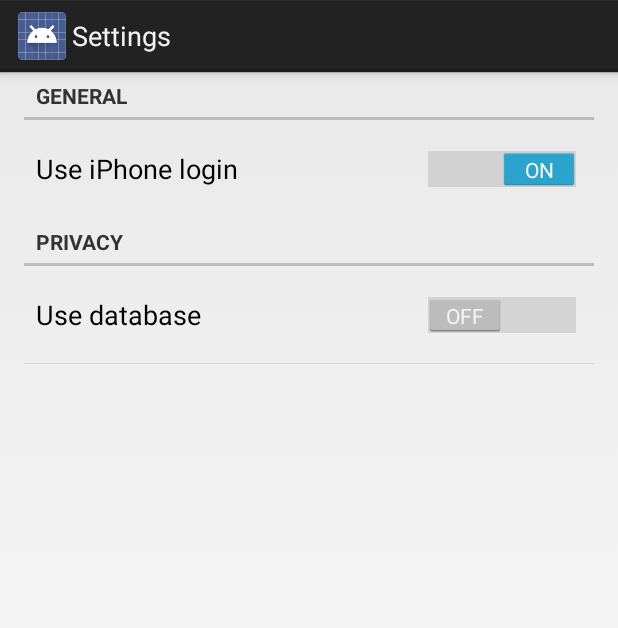
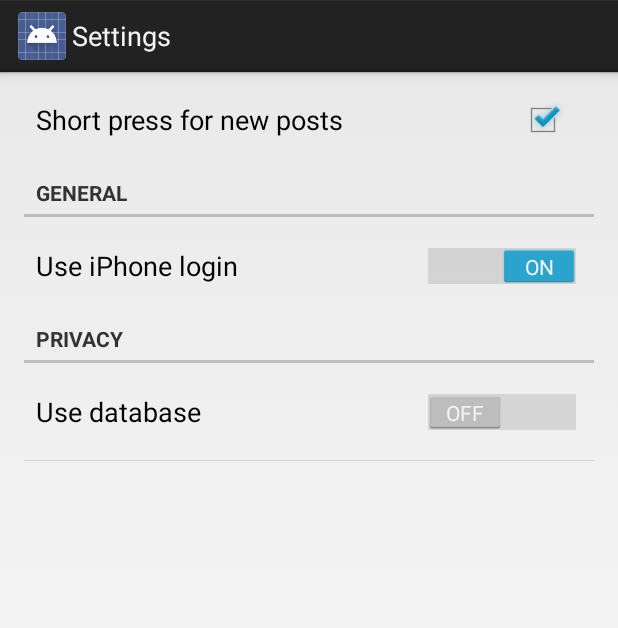
Before and after one commit to mitchross/LLr, an Android app: the SettingsActivity screen opened directly, with no data from a screen before it, on a phone screen of 412 x 824 dp. Shown: the top 628 px of the screen. Run offline under Robolectric (Android 15) with nearby library versions, the phone set to English and light mode, and no system bars.

```diff
--- a/app/src/main/java/com/HyperStandard/llr/app/Activity/LoginScreen.java
+++ b/app/src/main/java/com/HyperStandard/llr/app/Activity/LoginScreen.java
@@ -49,7 +49,7 @@ import static com.HyperStandard.llr.app.R.id.loginspinner;
  */
 public class LoginScreen extends BaseActivity
 {
-	private final static String mTag = "LLr -> LoginScreen";
+	private final static String mTag = "LLr -> (LoginScreen)";
 
 	@InjectView(R.id.username)
 	protected EditText userNameEditText;
--- a/app/src/main/java/com/HyperStandard/llr/app/Activity/SettingsActivity.java
+++ b/app/src/main/java/com/HyperStandard/llr/app/Activity/SettingsActivity.java
@@ -52,6 +52,7 @@ public class SettingsActivity extends PreferenceActivity
 		{
 			super.onCreate( savedInstanceState );
 			getPreferenceManager().setSharedPreferencesName( getString( R.string.pref_name ) );
+			addPreferencesFromResource( R.xml.pref_links );
 			addPreferencesFromResource( R.xml.pref_general );
 			addPreferencesFromResource( R.xml.pref_privacy );
 		}
--- a/app/src/main/java/com/HyperStandard/llr/app/Navigation/NavigationAdapter.java
+++ b/app/src/main/java/com/HyperStandard/llr/app/Navigation/NavigationAdapter.java
@@ -65,14 +65,12 @@ public class NavigationAdapter extends ArrayAdapter<BookmarkLink>
 				{//TODO clean this up
 					Document userPageTest = documentFuture.get();
 					String pictureTest;
-					Log.e( "userId", Integer.toString( userId ) );
 					if ( userPageTest.select( "td:contains(picture) + td a" ).first().hasAttr( "imgsrc" ) )
 					{
 						pictureTest = userPageTest.select( "td:contains(picture) + td a" ).first().attr( "imgsrc" );
 						Picasso.with(getContext())
 								.load( pictureTest )
 								.into( imageView );
-						Log.e( Integer.toString( userId ), pictureTest );
 					}
 				}
 				catch ( InterruptedException | ExecutionException | NullPointerException e )
--- a/app/src/main/java/com/HyperStandard/llr/app/Navigation/NavigationDrawerFragment.java
+++ b/app/src/main/java/com/HyperStandard/llr/app/Navigation/NavigationDrawerFragment.java
@@ -123,7 +123,6 @@ public class NavigationDrawerFragment extends Fragment
 		//TODO put this code somewhere else maybe?
 		ArrayList<BookmarkLink> bookmarks = new ArrayList<>();
 
-		Log.e( mTag, Integer.toString( userId ) );
 		mDrawerListView.setAdapter( new NavigationAdapter(
 						getActionBar().getThemedContext(),
 						listview_navigation_row,
@@ -161,7 +160,6 @@ public class NavigationDrawerFragment extends Fragment
 		mFragmentContainerView = getActivity().findViewById( fragmentId );
 		mDrawerLayout = drawerLayout;
 		this.userId = UserID;
-		Log.e( mTag, Integer.toString( userId ) );
 
 		// set a custom shadow that overlays the main content when the drawer opens
 		mDrawerLayout.setDrawerShadow( R.drawable.drawer_shadow, GravityCompat.START );
--- a/app/src/main/res/values/settings.xml
+++ b/app/src/main/res/values/settings.xml
@@ -14,4 +14,6 @@
 
 	<string name="pref_use_iphone_login">Use iPhone login</string>
 
+	<string name="pref_goto_new_posts">Short press for new posts</string>
+
 </resources>
--- /dev/null
+++ b/app/src/main/res/xml/pref_links.xml
@@ -0,0 +1,12 @@
+<?xml version="1.0" encoding="utf-8"?>
+
+<PreferenceScreen xmlns:android="http://schemas.android.com/apk/res/android">
+
+	<CheckBoxPreference
+			android:key="goto_new_posts"
+			android:capitalize="sentences"
+			android:defaultValue="true"
+			android:title="@string/pref_goto_new_posts"
+		/>
+
+</PreferenceScreen>
```
Also changed, not shown: app/src/main/java/com/HyperStandard/llr/app/Activity/MainActivity.java (+11 -5 lines).
